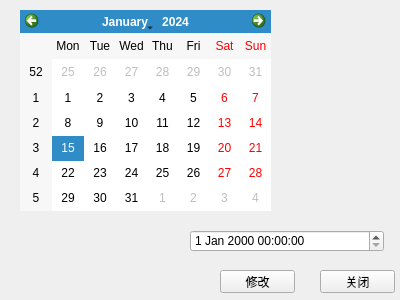
The window that modifyservertimewidget.ui (LinuxIsExcellent/observer) describes before a commit, drawn with Qt 5.
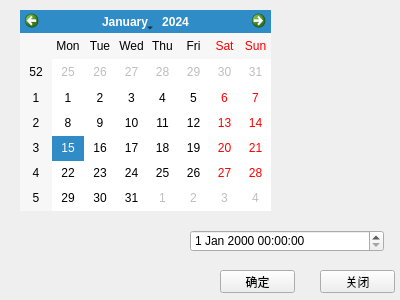
The same window after the commit.

The edit to the form file:
```diff
--- a/modifyservertimewidget.ui
+++ b/modifyservertimewidget.ui
@@ -36,7 +36,7 @@
     </rect>
    </property>
    <property name="text">
-    <string>修改</string>
+    <string>确定</string>
    </property>
   </widget>
   <widget class="QPushButton" name="pushButton_2">
```
